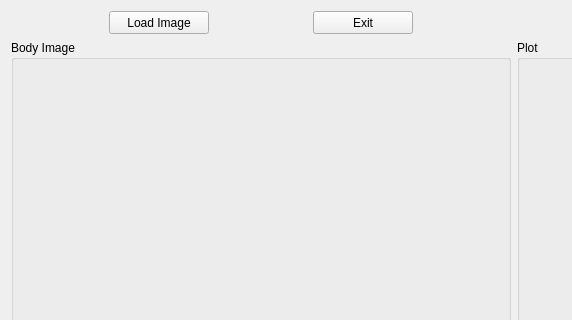
The window that EMMA/EMMA/emma.ui (HuiTingChang/Entwicklung-eines-mobilen-markerlosen-Bewegungsanalysesystems) describes before a commit, drawn with Qt 5; both pictures show x 0 to 572 and y 0 to 320 of the 1000 by 714 pixel window.
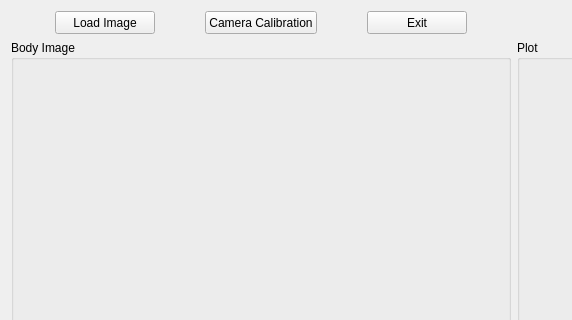
The same window after the commit. Custom widgets are drawn as their Qt base class.

Commit message: The Camera Calibration don´t work always properly

```diff
--- a/EMMA/EMMA/emma.ui
+++ b/EMMA/EMMA/emma.ui
@@ -35,6 +35,25 @@
        </property>
       </widget>
      </item>
+     <item>
+      <widget class="QPushButton" name="colibration_button">
+       <property name="sizePolicy">
+        <sizepolicy hsizetype="Fixed" vsizetype="Fixed">
+         <horstretch>0</horstretch>
+         <verstretch>0</verstretch>
+        </sizepolicy>
+       </property>
+       <property name="minimumSize">
+        <size>
+         <width>100</width>
+         <height>23</height>
+        </size>
+       </property>
+       <property name="text">
+        <string>Camera Calibration</string>
+       </property>
+      </widget>
+     </item>
      <item>
       <widget class="QPushButton" name="exit_button">
        <property name="sizePolicy">
```
The commit also changes 14 other files.
